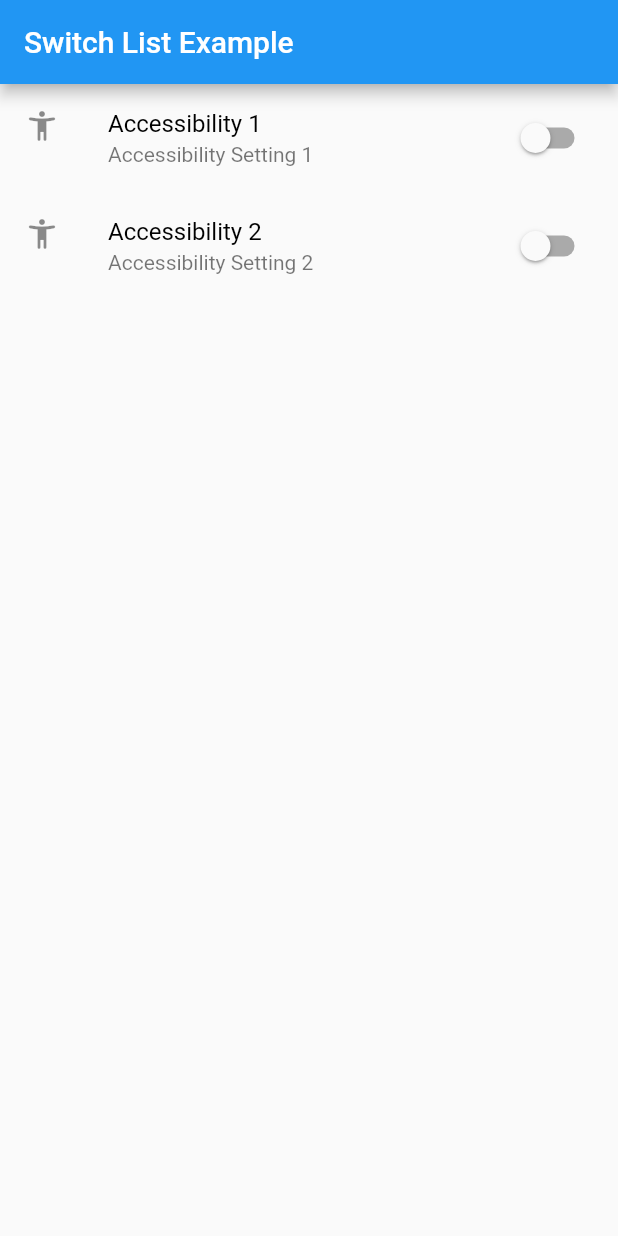
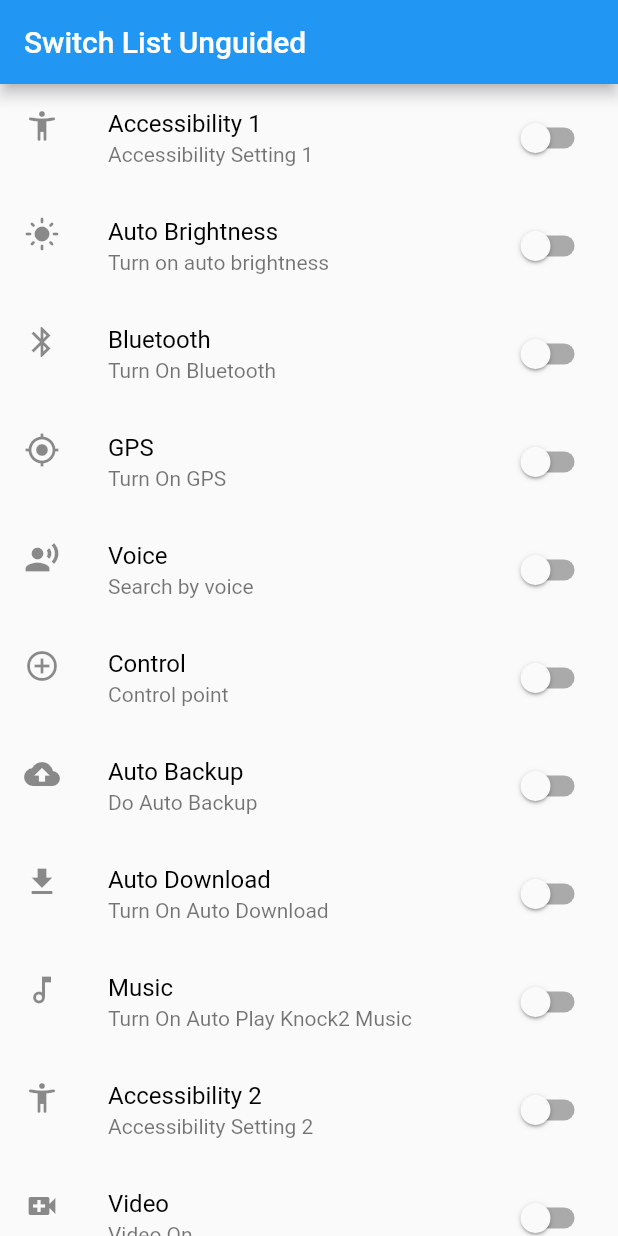
Before and after one commit to AryaYoo/praktikum_pertemuan_7_unguided, a Flutter app: the screen it shows after launch, on a phone screen of 412 x 824 dp. Run offline on Flutter 3.47's test engine with Material 2 defaults, Android fonts, the phone set to English and light mode, and no system bars.

Commit message:
finish unguided

```diff
--- a/lib/main.dart
+++ b/lib/main.dart
@@ -1,4 +1,3 @@
-
 import 'package:flutter/material.dart';
 
 void main() {
@@ -9,9 +8,10 @@ class MyApp extends StatelessWidget {
   @override
   Widget build(BuildContext context) {
     return MaterialApp(
+      debugShowCheckedModeBanner: false,
       home: Scaffold(
         appBar: AppBar(
-          title: Text('Switch List Example'),
+          title: Text('Switch List Unguided'),
         ),
         body: SwitchButtonWidget(),
       ),
@@ -27,12 +27,25 @@ class SwitchButtonWidget extends StatefulWidget {
 class _SwitchButtonWidgetState extends State<SwitchButtonWidget> {
   bool _selectedinbox1 = false;
   bool _selectedinbox2 = false;
+  bool _selectedinbox3 = false;
+  bool _selectedinbox4 = false;
+  bool _selectedinbox5 = false;
+  bool _selectedinbox6 = false;
+  bool _selectedinbox7 = false;
+  bool _selectedinbox8 = false;
+  bool _selectedinbox9 = false;
+  bool _selectedinbox10 = false;
+  bool _selectedinbox11 = false;
+  bool _selectedinbox12 = false;
 
   @override
+ @override
 Widget build(BuildContext context) {
+
   return ListView(
     children: <Widget>[
-        SwitchListTile(
+      ListTile(
+        leading: Icon(Icons.accessibility_new_rounded),
         title: Text(
           "Accessibility 1",
           style: TextStyle(
@@ -42,7 +55,7 @@ class _SwitchButtonWidgetState extends State<SwitchButtonWidget> {
           ),
         ),
         subtitle: Text("Accessibility Setting 1"),
-          secondary: Icon(Icons.accessibility_new_rounded),
+        trailing: Switch(
           value: _selectedinbox1,
           onChanged: (bool newValue) {
             setState(() {
@@ -50,17 +63,19 @@ class _SwitchButtonWidgetState extends State<SwitchButtonWidget> {
             });
           },
         ),
-        SwitchListTile(
+      ),
+      ListTile(
+        leading: Icon(Icons.light_mode),
         title: Text(
-            "Accessibility 2",
+          "Auto Brightness",
           style: TextStyle(
             color: _selectedinbox2
                 ? Color.fromARGB(255, 0, 187, 255)
                 : Color.fromARGB(255, 0, 0, 0),
           ),
         ),
-          subtitle: Text("Accessibility Setting 2"),
-          secondary: Icon(Icons.accessibility_new_rounded),
+        subtitle: Text("Turn on auto brightness"),
+        trailing: Switch(
           value: _selectedinbox2,
           onChanged: (bool newValue) {
             setState(() {
@@ -68,7 +83,209 @@ class _SwitchButtonWidgetState extends State<SwitchButtonWidget> {
             });
           },
         ),
+      ),
+      ListTile(
+        leading: Icon(Icons.bluetooth),
+        title: Text(
+          "Bluetooth",
+          style: TextStyle(
+            color: _selectedinbox3
+                ? Color.fromARGB(255, 0, 187, 255)
+                : Color.fromARGB(255, 0, 0, 0),
+          ),
+        ),
+        subtitle: Text("Turn On Bluetooth"),
+        trailing: Switch(
+          value: _selectedinbox3,
+          onChanged: (bool newValue) {
+            setState(() {
+              _selectedinbox3 = newValue;
+            });
+          },
+        ),
+      ),
+      ListTile(
+        leading: Icon(Icons.gps_fixed),
+        title: Text(
+          "GPS",
+          style: TextStyle(
+            color: _selectedinbox4
+                ? Color.fromARGB(255, 0, 187, 255)
+                : Color.fromARGB(255, 0, 0, 0),
+          ),
+        ),
+        subtitle: Text("Turn On GPS"),
+        trailing: Switch(
+          value: _selectedinbox4,
+          onChanged: (bool newValue) {
+            setState(() {
+              _selectedinbox4 = newValue;
+            });
+          },
+        ),
+      ),
+      ListTile(
+        leading: Icon(Icons.record_voice_over),
+        title: Text(
+          "Voice",
+          style: TextStyle(
+            color: _selectedinbox5
+                ? Color.fromARGB(255, 0, 187, 255)
+                : Color.fromARGB(255, 0, 0, 0),
+          ),
+        ),
+        subtitle: Text("Search by voice"),
+        trailing: Switch(
+          value: _selectedinbox5,
+          onChanged: (bool newValue) {
+            setState(() {
+              _selectedinbox5 = newValue;
+            });
+          },
+        ),
+      ),
+      ListTile(
+        leading: Icon(Icons.control_point),
+        title: Text(
+          "Control",
+          style: TextStyle(
+            color: _selectedinbox6
+                ? Color.fromARGB(255, 0, 187, 255)
+                : Color.fromARGB(255, 0, 0, 0),
+          ),
+        ),
+        subtitle: Text("Control point"),
+        trailing: Switch(
+          value: _selectedinbox6,
+          onChanged: (bool newValue) {
+            setState(() {
+              _selectedinbox6 = newValue;
+            });
+          },
+        ),
+      ),
+      ListTile(
+        leading: Icon(Icons.backup),
+        title: Text(
+          "Auto Backup",
+          style: TextStyle(
+            color: _selectedinbox8
+                ? Color.fromARGB(255, 0, 187, 255)
+                : Color.fromARGB(255, 0, 0, 0),
+          ),
+        ),
+        subtitle: Text("Do Auto Backup"),
+        trailing: Switch(
+          value: _selectedinbox8,
+          onChanged: (bool newValue) {
+            setState(() {
+              _selectedinbox8 = newValue;
+            });
+          },
+        ),
+      ),
+      ListTile(
+        leading: Icon(Icons.download),
+        title: Text(
+          "Auto Download",
+          style: TextStyle(
+            color: _selectedinbox9
+                ? Color.fromARGB(255, 0, 187, 255)
+                : Color.fromARGB(255, 0, 0, 0),
+          ),
+        ),
+        subtitle: Text("Turn On Auto Download"),
+        trailing: Switch(
+          value: _selectedinbox9,
+          onChanged: (bool newValue) {
+            setState(() {
+              _selectedinbox9 = newValue;
+            });
+          },
+        ),
+      ),
+      ListTile(
+        leading: Icon(Icons.music_note_outlined),
+        title: Text(
+          "Music",
+          style: TextStyle(
+            color: _selectedinbox10
+                ? Color.fromARGB(255, 0, 187, 255)
+                : Color.fromARGB(255, 0, 0, 0),
+          ),
+        ),
+        subtitle: Text("Turn On Auto Play Knock2 Music"),
+        trailing: Switch(
+          value: _selectedinbox10,
+          onChanged: (bool newValue) {
+            setState(() {
+              _selectedinbox10 = newValue;
+            });
+          },
+        ),
+      ),
+      ListTile(
+        leading: Icon(Icons.accessibility_new_rounded),
+        title: Text(
+          "Accessibility 2",
+          style: TextStyle(
+            color: _selectedinbox7
+                ? Color.fromARGB(255, 0, 187, 255)
+                : Color.fromARGB(255, 0, 0, 0),
+          ),
+        ),
+        subtitle: Text("Accessibility Setting 2"),
+        trailing: Switch(
+          value: _selectedinbox7,
+          onChanged: (bool newValue) {
+            setState(() {
+              _selectedinbox7 = newValue;
+            });
+          },
+        ),
+      ),
+      ListTile(
+        leading: Icon(Icons.video_call),
+        title: Text(
+          "Video",
+          style: TextStyle(
+            color: _selectedinbox11
+                ? Color.fromARGB(255, 0, 187, 255)
+                : Color.fromARGB(255, 0, 0, 0),
+          ),
+        ),
+        subtitle: Text("Video On"),
+        trailing: Switch(
+          value: _selectedinbox11,
+          onChanged: (bool newValue) {
+            setState(() {
+              _selectedinbox11 = newValue;
+            });
+          },
+        ),
+      ),
+      ListTile(
+        leading: Icon(Icons.camera),
+        title: Text(
+          "Camera",
+          style: TextStyle(
+            color: _selectedinbox12
+                ? Color.fromARGB(255, 0, 187, 255)
+                : Color.fromARGB(255, 0, 0, 0),
+          ),
+        ),
+        subtitle: Text("Camera On"),
+        trailing: Switch(
+          value: _selectedinbox12,
+          onChanged: (bool newValue) {
+            setState(() {
+              _selectedinbox12 = newValue;
+            });
+          },
+        ),
+      ),
     ],
   );
 }
+
 }
```
Lines whose indentation alone changed are shown as unchanged.
